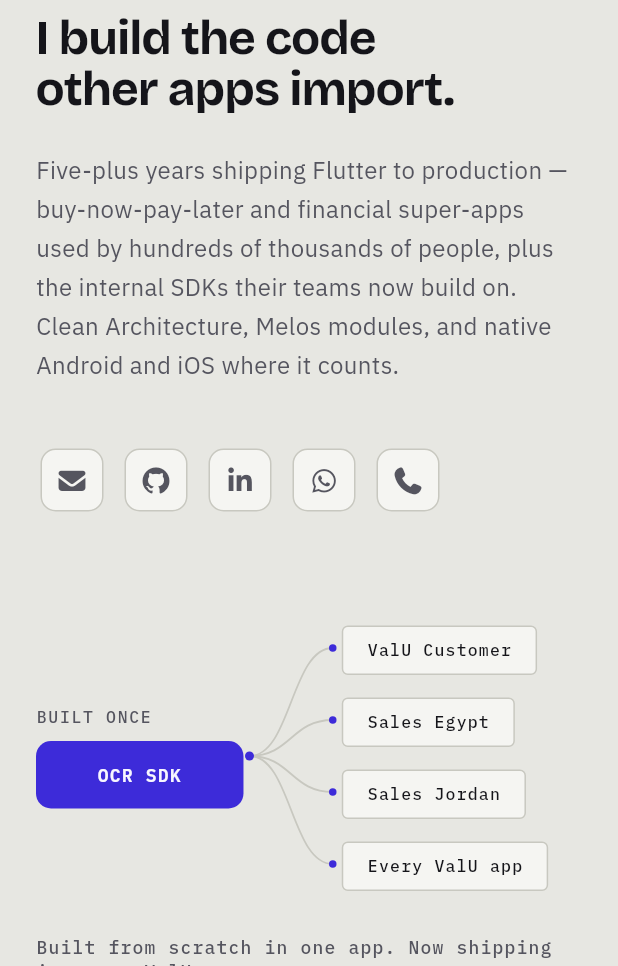
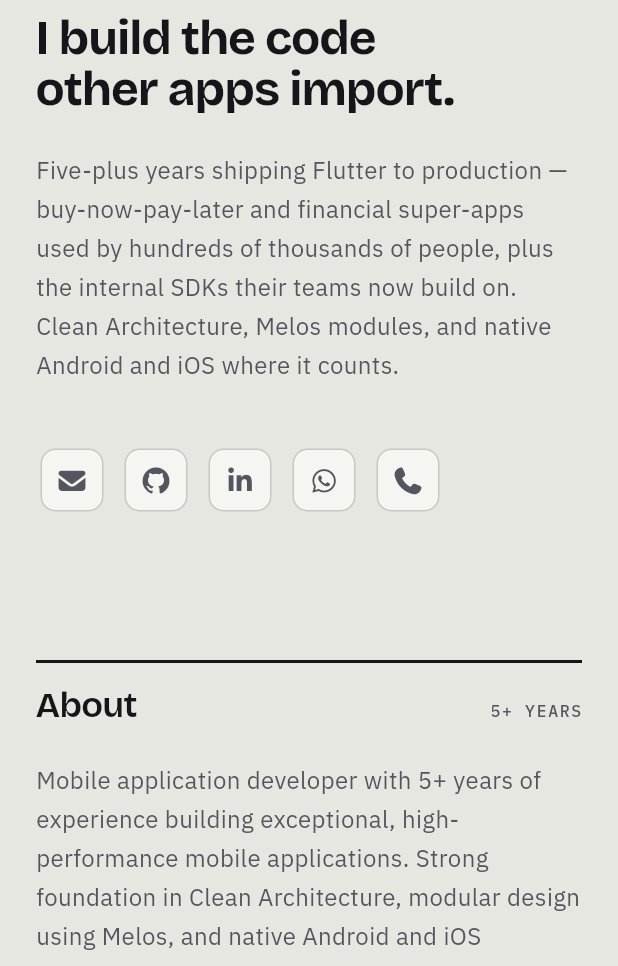
Before and after one commit to ashehata71/portfolio, a Flutter app: the screen it shows after launch, on a phone screen of 412 x 824 dp, the part 270-1236 px from its top. Run offline on Flutter 3.47's test engine with Material 3 defaults, Android fonts, the phone set to English and light mode, and no system bars; our stand-ins replace font_awesome_flutter, google_fonts.

Commit message:
Move the reuse graph from the hero into Selected work
The OCR SDK node chart described a project three sections away from it.
Selected work already carried an OCR SDK tile whose "imported by" list was
exactly what the graph draws, so the two are merged: the entry is promoted
to a full-width ModuleSpotlight leading the section, and the redundant tile
is removed. Six tiles remain, splitting 3/3, and "7 shipped" still counts.

The graph now plays off the section's visibility rather than on page load,
so it routes where the reader is looking, and it sizes off its own
LayoutBuilder width instead of MediaQuery — it sits two containers deep now,
where the page breakpoint says nothing about the room it has.

With the right column gone, the hero runs as one left-aligned block capped
at heroMeasure, with the statement scaled up to fill it. Left, not centred:
every section rule below draws from the left edge, and a centred hero would
be the only thing on the page off that axis.

Narrow (360px) is covered by the existing overflow test and by the graph's
compact metrics, but has not been confirmed on a real browser — headless
Chrome would not hold a 360px layout viewport.

Co-Authored-By: Claude Opus 5 <noreply@anthropic.com>

```diff
--- a/lib/core/theme/app_dimens.dart
+++ b/lib/core/theme/app_dimens.dart
@@ -13,6 +13,14 @@ abstract final class AppDimens {
 
   /// Horizontal page gutter.
   static const double gutter = 24;
+
+  /// Measure for the hero statement column. The hero runs as a single
+  /// left-aligned block, so the display type is capped here rather than by a
+  /// facing column.
+  static const double heroMeasure = 780;
+
+  /// Comfortable reading measure for a paragraph of body copy.
+  static const double proseMeasure = 620;
 
   // ── Spacing scale ────────────────────────────────────────────────────────
   static const double spaceXs = 4;
--- a/lib/presentation/widgets/reuse_graph.dart
+++ b/lib/presentation/widgets/reuse_graph.dart
@@ -14,6 +14,10 @@ import 'package:portfolio/core/theme/portfolio_tokens.dart';
 ///
 /// This is the only place on the page that spends motion loudly. Everything
 /// around it stays still.
+///
+/// Sizing comes from the box the graph is handed, not from the window — it
+/// sits inside a card inside a section, so the page breakpoint says nothing
+/// useful about how much room it actually has.
 class ReuseGraph extends StatefulWidget {
   const ReuseGraph({
     super.key,
@@ -67,6 +71,9 @@ class _ReuseGraphState extends State<ReuseGraph> with TickerProviderStateMixin {
   static const double _edgeStart = 0.16;
   static const double _edgeStep = 0.07;
   static const double _edgeSpan = 0.34;
+
+  /// Width below which the graph switches to its compact metrics.
+  static const double _tightWidth = 340;
 
   @override
   void initState() {
@@ -153,9 +160,6 @@ class _ReuseGraphState extends State<ReuseGraph> with TickerProviderStateMixin {
   @override
   Widget build(BuildContext context) {
     final PortfolioTokens tokens = context.tokens;
-    final bool isWide = MediaQuery.sizeOf(context).width > AppDimens.breakpoint;
-    final double rowHeight = isWide ? 56 : 48;
-    final double labelSize = isWide ? 12 : 11;
 
     return Semantics(
       label: widget.description,
@@ -166,10 +170,19 @@ class _ReuseGraphState extends State<ReuseGraph> with TickerProviderStateMixin {
         child: LayoutBuilder(
           builder: (BuildContext context, BoxConstraints constraints) {
             final double width = constraints.maxWidth;
+            // Below this the fan has to give up padding and type size to keep
+            // a readable horizontal run.
+            final bool tight = width < _tightWidth;
+            final double rowHeight = tight ? 46 : 56;
+            final double labelSize = tight ? 10.5 : 12;
+            final double nodePadding =
+                tight ? AppDimens.spaceSm : AppDimens.spaceMd;
+
             final double sourceWidth = math.min(158, width * 0.38);
             // The fan needs a real horizontal run to read as routing rather
             // than as a bracket.
-            final double destLeft = sourceWidth + math.max(56, width * 0.18);
+            final double destLeft =
+                sourceWidth + math.max(tight ? 44 : 56, width * 0.18);
             final double height = widget.consumers.length * rowHeight;
             final double sourceY = height / 2;
 
@@ -235,6 +248,7 @@ class _ReuseGraphState extends State<ReuseGraph> with TickerProviderStateMixin {
                         child: _ConsumerNode(
                           label: widget.consumers[i],
                           labelSize: labelSize,
+                          horizontalPadding: nodePadding,
                         ),
                       ),
                     ),
@@ -312,18 +326,23 @@ class _SourceNode extends StatelessWidget {
 }
 
 class _ConsumerNode extends StatelessWidget {
-  const _ConsumerNode({required this.label, required this.labelSize});
+  const _ConsumerNode({
+    required this.label,
+    required this.labelSize,
+    required this.horizontalPadding,
+  });
 
   final String label;
   final double labelSize;
+  final double horizontalPadding;
 
   @override
   Widget build(BuildContext context) {
     final PortfolioTokens tokens = context.tokens;
 
     return Container(
-      padding: const EdgeInsets.symmetric(
-        horizontal: AppDimens.spaceMd,
+      padding: EdgeInsets.symmetric(
+        horizontal: horizontalPadding,
         vertical: AppDimens.spaceSm,
       ),
       decoration: BoxDecoration(
--- a/lib/presentation/widgets/sections/hero_section.dart
+++ b/lib/presentation/widgets/sections/hero_section.dart
@@ -5,13 +5,13 @@ import 'package:portfolio/core/theme/app_dimens.dart';
 import 'package:portfolio/core/theme/app_typography.dart';
 import 'package:portfolio/core/theme/portfolio_tokens.dart';
 import 'package:portfolio/presentation/widgets/icon_link.dart';
-import 'package:portfolio/presentation/widgets/reuse_graph.dart';
 
 /// The page's thesis: Ahmed's code is a dependency other apps import.
 ///
-/// The left column states it; the [ReuseGraph] on the right proves it by
-/// routing itself outward on load. Both start on the first frame after mount,
-/// so the copy and the diagram arrive on one rhythm.
+/// One left-aligned column on the page's own axis — the same axis every
+/// section rule below it draws from — held to [AppDimens.heroMeasure] and set
+/// at a size that fills that measure. The proof lives in the work section,
+/// where the reuse diagram now sits beside the module it describes.
 class HeroSection extends StatefulWidget {
   const HeroSection({super.key, required this.onLaunch});
 
@@ -32,8 +32,6 @@ class _HeroSectionState extends State<HeroSection> {
       'financial super-apps used by hundreds of thousands of people, plus the '
       'internal SDKs their teams now build on. Clean Architecture, Melos '
       'modules, and native Android and iOS where it counts.';
-  static const String _graphCaption =
-      'Built from scratch in one app. Now shipping in every ValU app.';
 
   bool _play = false;
 
@@ -51,35 +49,22 @@ class _HeroSectionState extends State<HeroSection> {
   Widget build(BuildContext context) {
     final bool isWide = MediaQuery.sizeOf(context).width > AppDimens.breakpoint;
 
-    final Widget copy = _HeroCopy(
-      play: _play,
-      isWide: isWide,
-      onLaunch: widget.onLaunch,
-    );
-    final Widget graph = _HeroGraph(play: _play, caption: _graphCaption);
-
     return Padding(
       padding: EdgeInsets.only(
-        top: isWide ? 96 : 56,
+        top: isWide ? 112 : 56,
         bottom: isWide ? AppDimens.spaceXxl : AppDimens.spaceXl,
       ),
-      child: isWide
-          ? Row(
-              crossAxisAlignment: CrossAxisAlignment.center,
-              children: <Widget>[
-                Expanded(flex: 6, child: copy),
-                const SizedBox(width: AppDimens.spaceXxl),
-                Expanded(flex: 5, child: graph),
-              ],
-            )
-          : Column(
-              crossAxisAlignment: CrossAxisAlignment.start,
-              children: <Widget>[
-                copy,
-                const SizedBox(height: AppDimens.spaceXxl),
-                graph,
-              ],
-            ),
+      child: Align(
+        alignment: Alignment.centerLeft,
+        child: ConstrainedBox(
+          constraints: const BoxConstraints(maxWidth: AppDimens.heroMeasure),
+          child: _HeroCopy(
+            play: _play,
+            isWide: isWide,
+            onLaunch: widget.onLaunch,
+          ),
+        ),
+      ),
     );
   }
 }
@@ -120,14 +105,15 @@ class _HeroCopy extends StatelessWidget {
         Text(
           _HeroSectionState._statement,
           style: AppTypography.display(
-            fontSize: isWide ? 54 : 32,
+            // Sized to fill the hero measure now that nothing faces it.
+            fontSize: isWide ? 64 : 32,
             color: tokens.ink,
             height: 1.06,
           ),
         ),
         const SizedBox(height: AppDimens.spaceLg),
         ConstrainedBox(
-          constraints: const BoxConstraints(maxWidth: 560),
+          constraints: const BoxConstraints(maxWidth: AppDimens.proseMeasure),
           child:
               Text(_HeroSectionState._summary, style: context.type.bodyMedium),
         ),
@@ -180,36 +166,3 @@ class _HeroLinks extends StatelessWidget {
     );
   }
 }
-
-class _HeroGraph extends StatelessWidget {
-  const _HeroGraph({required this.play, required this.caption});
-
-  final bool play;
-  final String caption;
-
-  @override
-  Widget build(BuildContext context) {
-    return Column(
-      crossAxisAlignment: CrossAxisAlignment.start,
-      children: <Widget>[
-        ReuseGraph(
-          play: play,
-          source: 'OCR SDK',
-          sourceKicker: 'Built once',
-          consumers: const <String>[
-            'ValU Customer',
-            'Sales Egypt',
-            'Sales Jordan',
-            'Every ValU app',
-          ],
-          description:
-              'Diagram: the OCR SDK Ahmed built from scratch in the ValU Sales '
-              'Egypt app is now imported by the ValU Customer app, Sales '
-              'Egypt, Sales Jordan, and every other ValU application.',
-        ),
-        const SizedBox(height: AppDimens.spaceLg),
-        Text(caption, style: context.type.labelMedium),
-      ],
-    );
-  }
-}
```
Also changed, not shown: lib/presentation/widgets/module_spotlight.dart (added, +210 -0 lines), lib/presentation/widgets/sections/projects_section.dart (+64 -21 lines), 1 other file.
